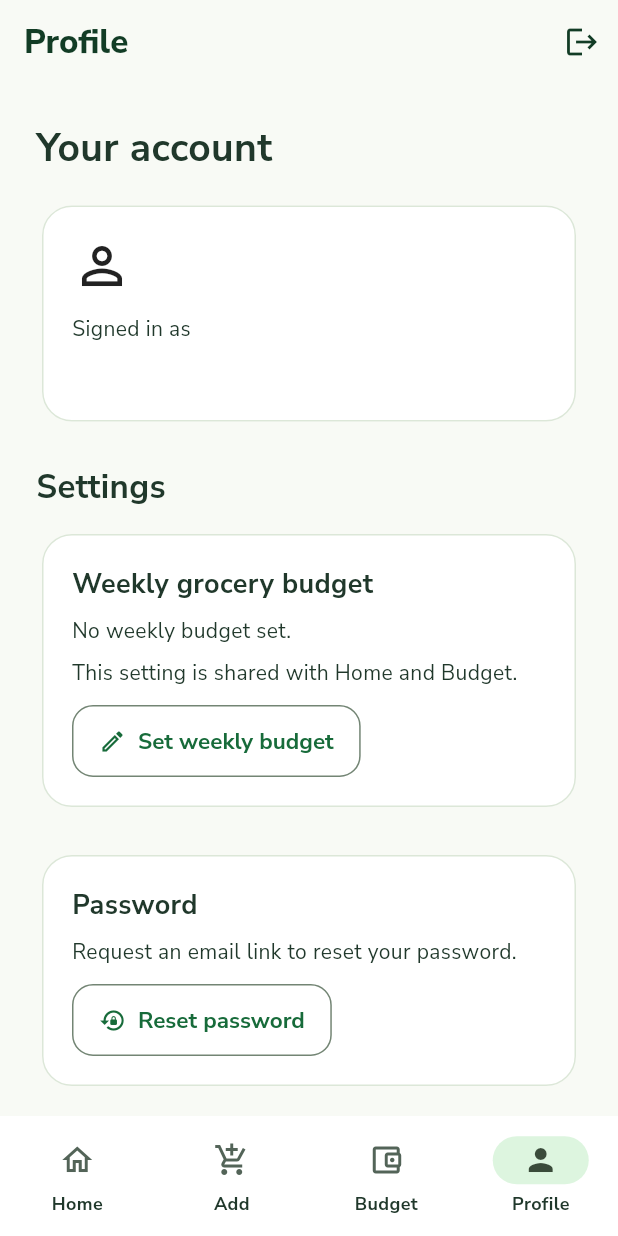
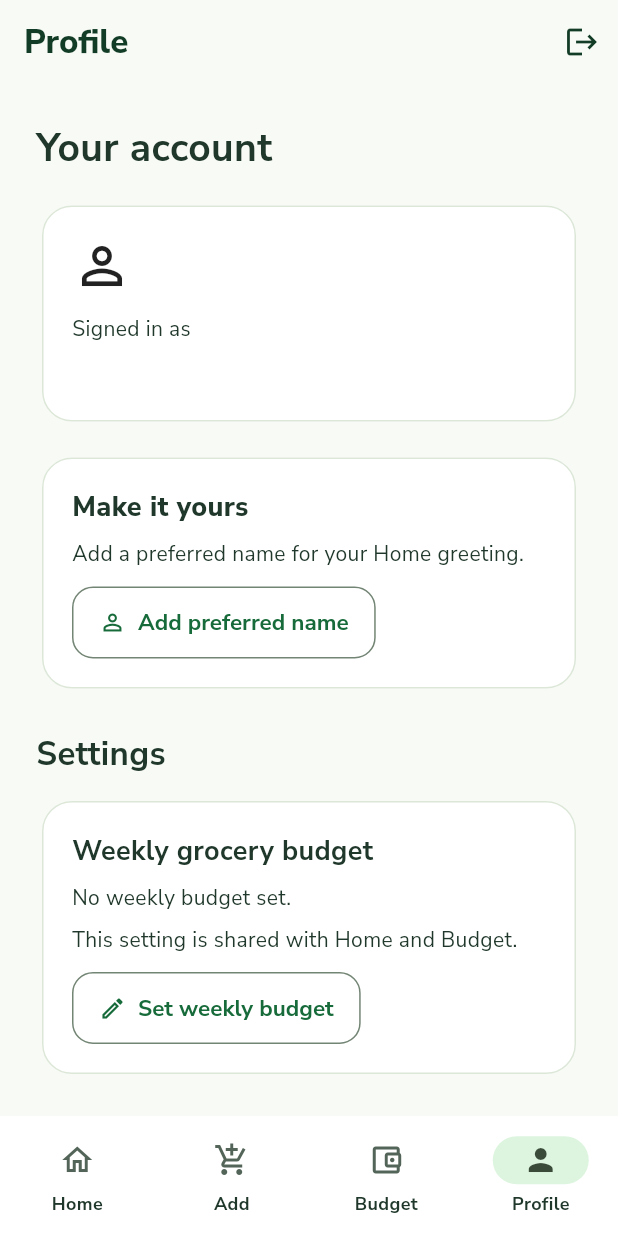
Before and after one commit to faithgelemu/faithful-pantry, a Flutter app: the screen it shows once a user with an empty profile is signed in, item 4 of the bottom bar chosen, on a phone screen of 412 x 824 dp. Run offline on Flutter 3.47's test engine with Material 3 defaults, Android fonts, the phone set to English and light mode, and no system bars; our stand-ins replace cloud_firestore, firebase_auth, firebase_core, google_fonts; accounts and stored records are empty; statements that could not run were skipped.

Commit message:
Add preferred names and personalised Home greeting

```diff
--- a/lib/profile_screen.dart
+++ b/lib/profile_screen.dart
@@ -4,6 +4,7 @@ import 'package:flutter/material.dart';
 import 'services/settings_service.dart';
 import 'weekly_budget_screen.dart';
 import 'reset_password_screen.dart';
+import 'preferred_name_screen.dart';
 
 class ProfileScreen extends StatefulWidget {
   const ProfileScreen({super.key});
@@ -16,6 +17,7 @@ class _ProfileScreenState extends State<ProfileScreen> {
   final settingsService = SettingsService();
 
   Stream<int?>? budgetStream;
+  Stream<String?>? nameStream;
   bool isOpeningBudget = false;
 
   @override
@@ -24,6 +26,7 @@ class _ProfileScreenState extends State<ProfileScreen> {
 
     try {
       budgetStream = settingsService.watchWeeklyBudgetPence();
+      nameStream = settingsService.watchPreferredName();
     } on StateError {
       budgetStream = null;
     }
@@ -127,6 +130,73 @@ class _ProfileScreenState extends State<ProfileScreen> {
                 ),
               ),
             ),
+            const SizedBox(height: 16),
+StreamBuilder<String?>(
+  stream: nameStream,
+  builder: (context, snapshot) {
+    if (snapshot.hasError || nameStream == null) {
+      return const Text(
+        'Unable to load your preferred name. '
+        'Reopen Profile to try again.',
+      );
+    }
+
+    if (snapshot.connectionState == ConnectionState.waiting ||
+        snapshot.connectionState == ConnectionState.none) {
+      return const LinearProgressIndicator();
+    }
+
+    final name = snapshot.data;
+
+    return Card(
+      child: Padding(
+        padding: const EdgeInsets.all(20),
+        child: Column(
+          crossAxisAlignment: CrossAxisAlignment.start,
+          children: [
+            const Text(
+              'Make it yours',
+              style: TextStyle(
+                fontSize: 18,
+                fontWeight: FontWeight.w800,
+              ),
+            ),
+            const SizedBox(height: 8),
+            Text(
+              name == null
+                  ? 'Add a preferred name for your Home greeting.'
+                  : 'Preferred name: $name',
+            ),
+            const SizedBox(height: 12),
+            OutlinedButton.icon(
+              icon: const Icon(Icons.person_outline),
+              label: Text(
+                name == null ? 'Add preferred name' : 'Edit preferred name',
+              ),
+              onPressed: () async {
+                final saved = await Navigator.of(context).push<bool>(
+                  MaterialPageRoute(
+                    builder: (_) => PreferredNameScreen(
+                      currentName: name,
+                    ),
+                  ),
+                );
+
+                if (!context.mounted || saved != true) return;
+
+                ScaffoldMessenger.of(context).showSnackBar(
+                  const SnackBar(
+                    content: Text('Preferred name saved.'),
+                  ),
+                );
+              },
+            ),
+          ],
+        ),
+      ),
+    );
+  },
+),
             const SizedBox(height: 24),
             const Text(
               'Settings',
```
Also changed, not shown: lib/home_dashboard.dart (+39 -8 lines), lib/preferred_name_screen.dart (added, +160 -0 lines), lib/services/settings_service.dart (+31 -0 lines), 1 other file.
